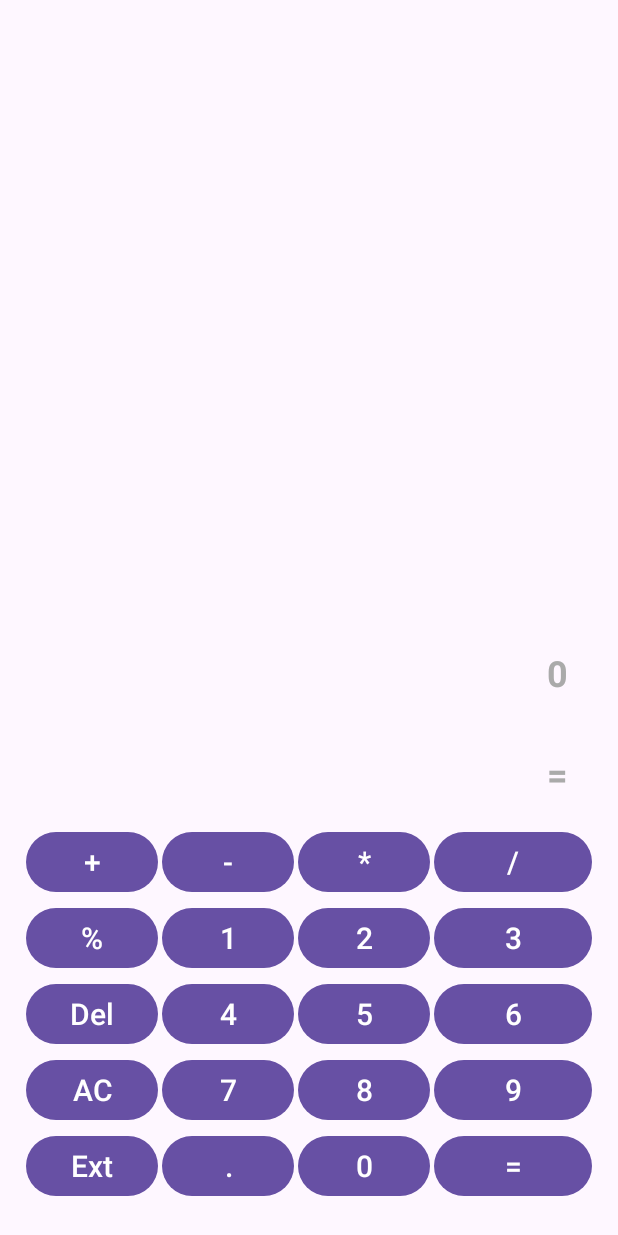
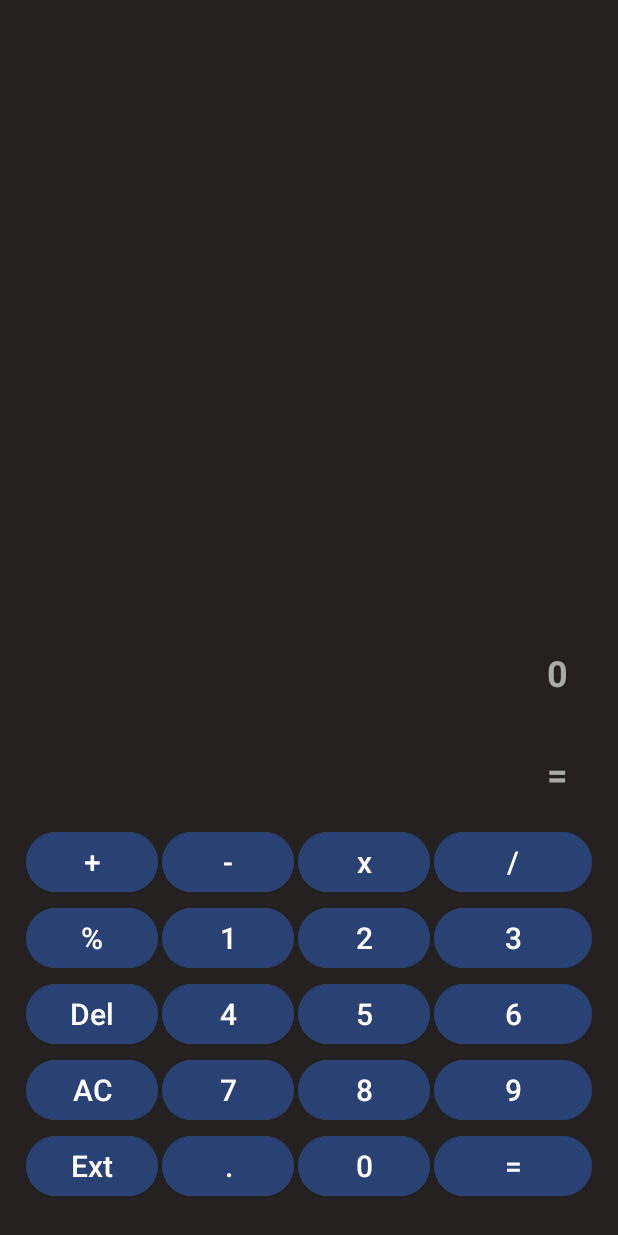
Before and after one commit to thithuongdk/calculatorbegin, an Android app: the screen it shows after launch (MainActivity), on a phone screen of 412 x 824 dp. Run offline under Robolectric (Android 15) with nearby library versions, the phone set to English and light mode, and no system bars.

Commit message:
update percent

```diff
--- a/app/src/main/res/layout/activity_main.xml
+++ b/app/src/main/res/layout/activity_main.xml
@@ -1,24 +1,34 @@
 <?xml version="1.0" encoding="utf-8"?>
 <RelativeLayout xmlns:android="http://schemas.android.com/apk/res/android"
+    xmlns:app="http://schemas.android.com/apk/res-auto"
     xmlns:tools="http://schemas.android.com/tools"
     android:layout_width="match_parent"
     android:layout_height="match_parent"
-    android:padding="16dp">
+    android:background="@color/white"
+    android:backgroundTint="#242020"
+    android:backgroundTintMode="multiply"
+    android:clipToPadding="true"
+    android:forceDarkAllowed="true"
+    android:foregroundTint="#974141"
+    android:padding="16dp"
+    android:visibility="visible">
 
     <TextView
+        android:id="@+id/textViewHistory"
         style="@style/TextBoxStyle"
-        android:id="@+id/textViewHistory"
         android:layout_width="match_parent"
         android:layout_height="wrap_content"
         android:layout_above="@+id/editTextParams"
+        android:layout_alignParentTop="true"
         android:layout_centerVertical="true"
-        android:layout_alignParentTop="true"
+        android:alpha="10"
         android:focusable="true"
         android:inputType="none"
         tools:ignore="Autofill" />
+
     <EditText
+        android:id="@+id/editTextParams"
         style="@style/TextBoxStyle"
-        android:id="@+id/editTextParams"
         android:layout_width="match_parent"
         android:layout_height="wrap_content"
         android:layout_above="@+id/textViewResult"
@@ -29,8 +39,8 @@
         android:inputType="none" />
 
     <TextView
+        android:id="@+id/textViewResult"
         style="@style/TextBoxStyle"
-        android:id="@+id/textViewResult"
         android:layout_width="match_parent"
         android:layout_height="wrap_content"
         android:layout_above="@+id/gridButtons"
@@ -53,7 +63,6 @@
         <Button
             android:id="@+id/buttonAdd"
             style="@style/ButtonStyle"
-            android:layout_width="58dp"
             android:text="+" />
 
         <Button
@@ -64,7 +73,7 @@
         <Button
             android:id="@+id/buttonMul"
             style="@style/ButtonStyle"
-            android:text="*" />
+            android:text="x" />
 
         <Button
             android:id="@+id/buttonDiv"
@@ -72,7 +81,7 @@
             android:text="/" />
 
         <Button
-            android:id="@+id/buttoPct"
+            android:id="@+id/buttonPct"
             style="@style/ButtonStyle"
             android:text="%" />
 
```
Also changed, not shown: app/src/main/java/com/example/calculatorbegin/MainActivity.kt (+116 -26 lines), app/src/main/res/values/styles.xml (+2 -15 lines).
